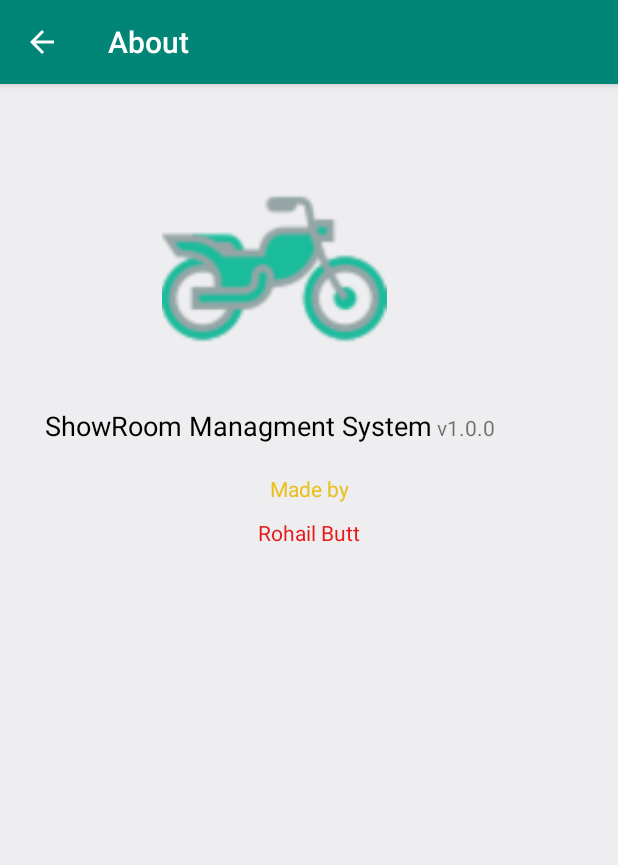
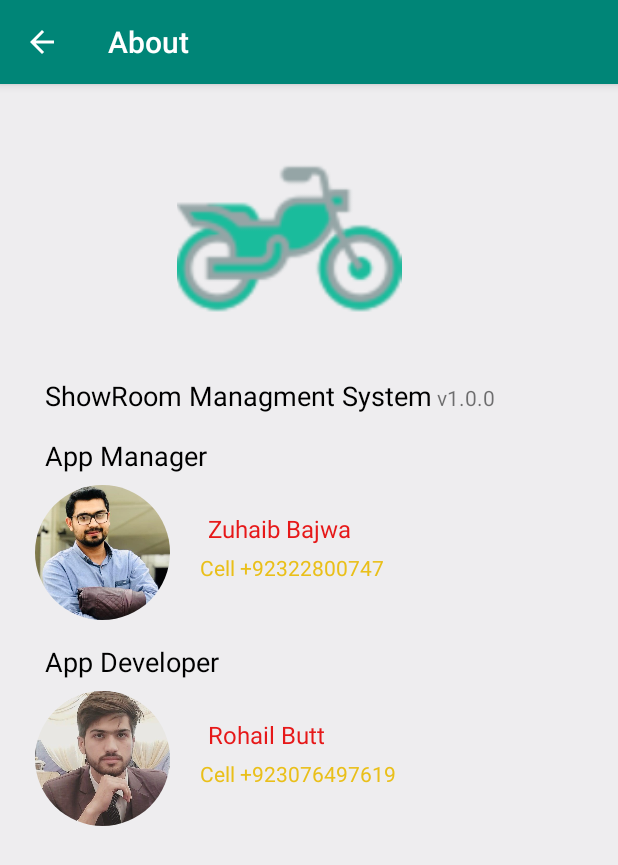
Before and after one commit to rohail411/ShowRoomManagmentSystem, an Android app: the About screen opened directly, with no data from a screen before it, on a phone screen of 412 x 824 dp. Shown: the top 865 px of the screen. Run offline under Robolectric (Android 15) with nearby library versions, the phone set to English and light mode, and no system bars; our stand-ins replace CircleImageView.

Commit message:
Final Touch

```diff
--- a/app/src/main/java/com/rohailbutt411gmail/showroommanagmentsystem/ProductDetailView.java
+++ b/app/src/main/java/com/rohailbutt411gmail/showroommanagmentsystem/ProductDetailView.java
@@ -57,6 +57,7 @@ public class ProductDetailView extends AppCompatActivity {
     String model_firebase ;
     String color_firebase;
     String buy_price_firebase;
+    String purchase_user;
     Date dt;
     @Override
     protected void onCreate(Bundle savedInstanceState) {
@@ -95,6 +96,7 @@ public class ProductDetailView extends AppCompatActivity {
                     model_firebase = dataSnapshot.child("model").getValue().toString();
                     color_firebase = dataSnapshot.child("color").getValue().toString();
                     buy_price_firebase = dataSnapshot.child("buy_price").getValue().toString();
+                    purchase_user = dataSnapshot.child("user").getValue().toString();
                     Picasso.get().load(image_firebase).placeholder(R.drawable.motoicon).into(imageView);
                     reg_text.setText(reg_no_firebase);
                     chasis_text.setText(chasis_no_firebase);
@@ -179,6 +181,7 @@ public class ProductDetailView extends AppCompatActivity {
             values.put("remaining_amount",Integer.parseInt(remaining_amount));
             values.put("date",dt);
             values.put("profit",profit);
+            values.put("purchase_user",purchase_user);
             values.put("user",current_user);
 
             button.setVisibility(View.INVISIBLE);
--- a/app/src/main/res/layout/activity_about.xml
+++ b/app/src/main/res/layout/activity_about.xml
@@ -5,7 +5,7 @@
     android:layout_width="match_parent"
     android:layout_height="match_parent"
     tools:context=".About"
-    android:padding="30dp"
+    android:padding="10dp"
     android:orientation="vertical"
     android:background="@color/background">
 
@@ -17,9 +17,8 @@
         android:layout_centerHorizontal="true"
         android:layout_marginTop="5dp"
         android:padding="10dp"
+        android:layout_marginLeft="30dp"
         android:src="@drawable/motoicon" />
-
-
     <LinearLayout
         android:layout_width="wrap_content"
         android:layout_height="wrap_content"
@@ -30,6 +29,7 @@
             android:layout_height="wrap_content"
             android:text="ShowRoom Managment System"
             android:textSize="18sp"
+            android:layout_marginLeft="20dp"
             android:textColor="#000"/>
         <TextView
             android:layout_width="wrap_content"
@@ -41,18 +41,77 @@
     <TextView
         android:layout_width="match_parent"
         android:layout_height="wrap_content"
-        android:layout_marginTop="20dp"
-        android:text="Made by"
-        android:textColor="@color/yellow"
-        android:textAlignment="center"/>
+        android:layout_marginTop="15dp"
+        android:text="App Manager"
+        android:layout_marginLeft="20dp"
+        android:textColor="#000"
+        android:textSize="18dp" />
+    <LinearLayout
+        android:layout_width="match_parent"
+        android:layout_height="wrap_content"
+        android:layout_marginLeft="13dp"
+        >
+        <de.hdodenhof.circleimageview.CircleImageView
+            android:layout_width="90dp"
+            android:layout_height="90dp"
+            android:layout_marginTop="7dp"
+            android:src="@drawable/sir"/>
+        <LinearLayout
+            android:layout_width="match_parent"
+            android:layout_height="wrap_content"
+            android:orientation="vertical"
+            android:layout_margin="20dp">
+            <TextView
+                android:layout_width="wrap_content"
+                android:layout_height="wrap_content"
+                android:text="Zuhaib Bajwa"
+                android:textColor="@color/red"
+                android:textSize="16dp"
+                android:layout_margin="5dp"/>
+            <TextView
+                android:layout_width="wrap_content"
+                android:layout_height="wrap_content"
+                android:textColor="@color/yellow"
+                android:text="Cell +92322800747"/>
+        </LinearLayout>
+    </LinearLayout>
+
     <TextView
         android:layout_width="match_parent"
         android:layout_height="wrap_content"
-        android:text="Rohail Butt"
-        android:textAlignment="center"
-        android:textColor="@color/red"
-        android:layout_marginTop="10dp"/>
-
+        android:layout_marginTop="15dp"
+        android:text="App Developer"
+        android:layout_marginLeft="20dp"
+        android:textColor="#000"
+        android:textSize="18dp" />
+    <LinearLayout
+        android:layout_width="match_parent"
+        android:layout_height="wrap_content"
+        android:layout_marginLeft="13dp">
+        <de.hdodenhof.circleimageview.CircleImageView
+            android:layout_width="90dp"
+            android:layout_height="90dp"
+            android:layout_marginTop="7dp"
+            android:src="@drawable/rohail"/>
+        <LinearLayout
+            android:layout_width="match_parent"
+            android:layout_height="wrap_content"
+            android:orientation="vertical"
+            android:layout_margin="20dp">
+            <TextView
+                android:layout_width="wrap_content"
+                android:layout_height="wrap_content"
+                android:text="Rohail Butt"
+                android:textColor="@color/red"
+                android:textSize="16dp"
+                android:layout_margin="5dp"/>
+            <TextView
+                android:layout_width="wrap_content"
+                android:layout_height="wrap_content"
+                android:textColor="@color/yellow"
+                android:text="Cell +923076497619"/>
+        </LinearLayout>
+    </LinearLayout>
 
 
 </LinearLayout>
--- a/app/src/main/res/layout/activity_purchase.xml
+++ b/app/src/main/res/layout/activity_purchase.xml
@@ -97,7 +97,8 @@
             android:layout_margin="6dp"
             android:hint="1234565665"
             android:id="@+id/engine_no"
-            android:inputType="text"/>
+            android:inputType="text"
+            android:textAllCaps="true"/>
 
         <TextView
             android:layout_width="match_parent"
```
Also changed, not shown: app/src/main/java/com/rohailbutt411gmail/showroommanagmentsystem/Purchase.java (+28 -6 lines), app/src/main/java/com/rohailbutt411gmail/showroommanagmentsystem/Report.java (+77 -11 lines), app/src/main/java/com/rohailbutt411gmail/showroommanagmentsystem/Sold.java (+11 -1 lines), app/src/main/java/com/rohailbutt411gmail/showroommanagmentsystem/User.java (added, +19 -0 lines), app/src/main/res/layout/activity_report.xml (+40 -23 lines), app/src/main/res/drawable/rohail.jpg (added), app/src/main/res/drawable/sir.jpg (added).
